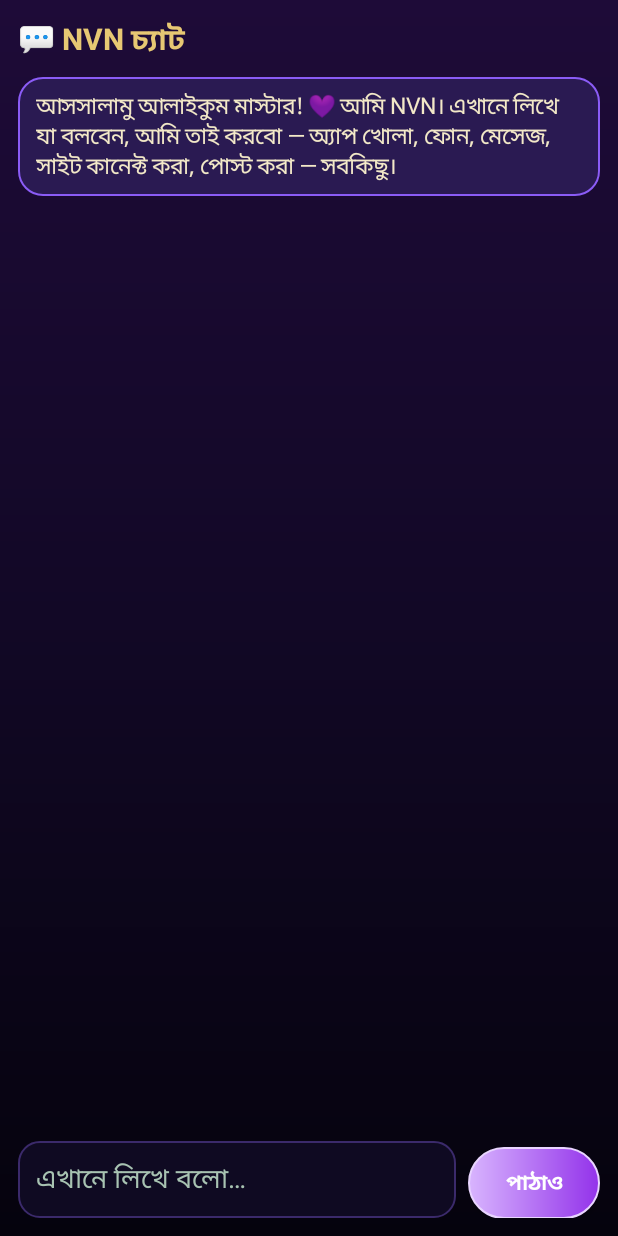
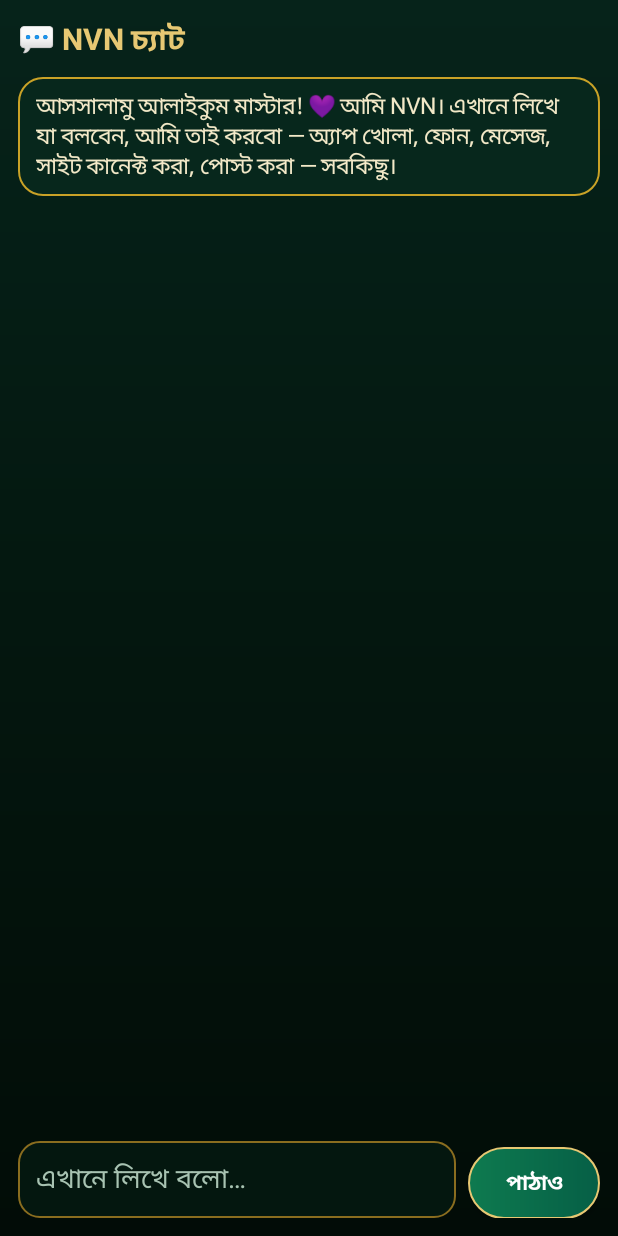
Before and after one commit to mdirfanahmedrabbe-design/NVN.ai, an Android app: the ChatActivity screen opened directly, with no data from a screen before it, on a phone screen of 412 x 824 dp. Run offline under Robolectric (Android 15) with nearby library versions, the phone set to English and light mode, and no system bars.

Commit message:
Emerald Palace shared drawables

```diff
--- a/android/app/src/main/res/drawable/bg_card.xml
+++ b/android/app/src/main/res/drawable/bg_card.xml
@@ -1,6 +1,6 @@
 <?xml version="1.0" encoding="utf-8"?>
 <shape xmlns:android="http://schemas.android.com/apk/res/android" android:shape="rectangle">
     <corners android:radius="16dp" />
-    <solid android:color="#2A1A52" />
-    <stroke android:width="1.5dp" android:color="#8B5CF6" />
+    <solid android:color="#07271C" />
+    <stroke android:width="1.5dp" android:color="#C9A227" />
 </shape>
--- a/android/app/src/main/res/drawable/bg_input.xml
+++ b/android/app/src/main/res/drawable/bg_input.xml
@@ -1,6 +1,6 @@
 <?xml version="1.0" encoding="utf-8"?>
 <shape xmlns:android="http://schemas.android.com/apk/res/android" android:shape="rectangle">
     <corners android:radius="14dp" />
-    <solid android:color="#0F0A22" />
-    <stroke android:width="1dp" android:color="#3B2A6B" />
+    <solid android:color="#04170F" />
+    <stroke android:width="1dp" android:color="#8A6D1F" />
 </shape>
--- a/android/app/src/main/res/drawable/bg_main.xml
+++ b/android/app/src/main/res/drawable/bg_main.xml
@@ -1,8 +1,4 @@
 <?xml version="1.0" encoding="utf-8"?>
 <shape xmlns:android="http://schemas.android.com/apk/res/android" android:shape="rectangle">
-    <gradient
-        android:angle="270"
-        android:startColor="#1E0B38"
-        android:centerColor="#120826"
-        android:endColor="#05030D" />
+    <gradient android:angle="270" android:startColor="#06231A" android:centerColor="#04170F" android:endColor="#020C07" />
 </shape>
--- a/android/app/src/main/res/drawable/btn_mic.xml
+++ b/android/app/src/main/res/drawable/btn_mic.xml
@@ -1,8 +1,5 @@
 <?xml version="1.0" encoding="utf-8"?>
 <shape xmlns:android="http://schemas.android.com/apk/res/android" android:shape="oval">
-    <gradient
-        android:angle="270"
-        android:startColor="#C084FC"
-        android:endColor="#6D28D9" />
-    <stroke android:width="2dp" android:color="#E9D5FF" />
+    <gradient android:angle="270" android:startColor="#0E7A4F" android:endColor="#065F46" />
+    <stroke android:width="2dp" android:color="#E7C873" />
 </shape>
--- a/android/app/src/main/res/drawable/btn_primary.xml
+++ b/android/app/src/main/res/drawable/btn_primary.xml
@@ -1,6 +1,6 @@
 <?xml version="1.0" encoding="utf-8"?>
 <shape xmlns:android="http://schemas.android.com/apk/res/android" android:shape="rectangle">
     <corners android:radius="28dp" />
-    <gradient android:startColor="#D8B4FE" android:endColor="#9333EA" android:angle="0" />
-    <stroke android:width="1.5dp" android:color="#E9D5FF" />
+    <gradient android:startColor="#0E7A4F" android:endColor="#065F46" android:angle="0" />
+    <stroke android:width="1.5dp" android:color="#E7C873" />
 </shape>
--- a/android/app/src/main/res/drawable/btn_secondary.xml
+++ b/android/app/src/main/res/drawable/btn_secondary.xml
@@ -1,6 +1,6 @@
 <?xml version="1.0" encoding="utf-8"?>
 <shape xmlns:android="http://schemas.android.com/apk/res/android" android:shape="rectangle">
     <corners android:radius="14dp" />
-    <solid android:color="#150E2B" />
-    <stroke android:width="1dp" android:color="#5B3FA8" />
+    <solid android:color="#07271C" />
+    <stroke android:width="1dp" android:color="#C9A227" />
 </shape>
```
